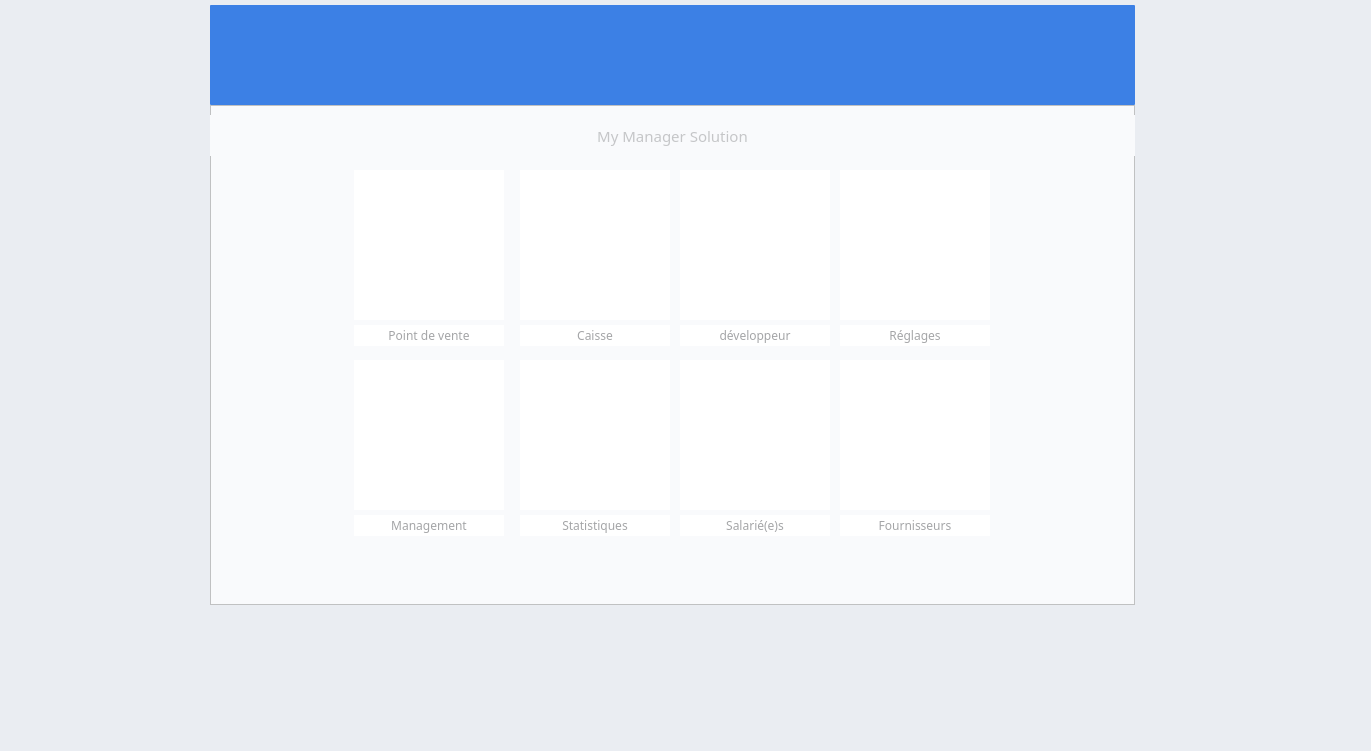
Before: the Qt Designer form DESIGN/WIDGETS/HomeWidget.ui in indigene-way/ERP_business_Manager, drawn with Qt 5.
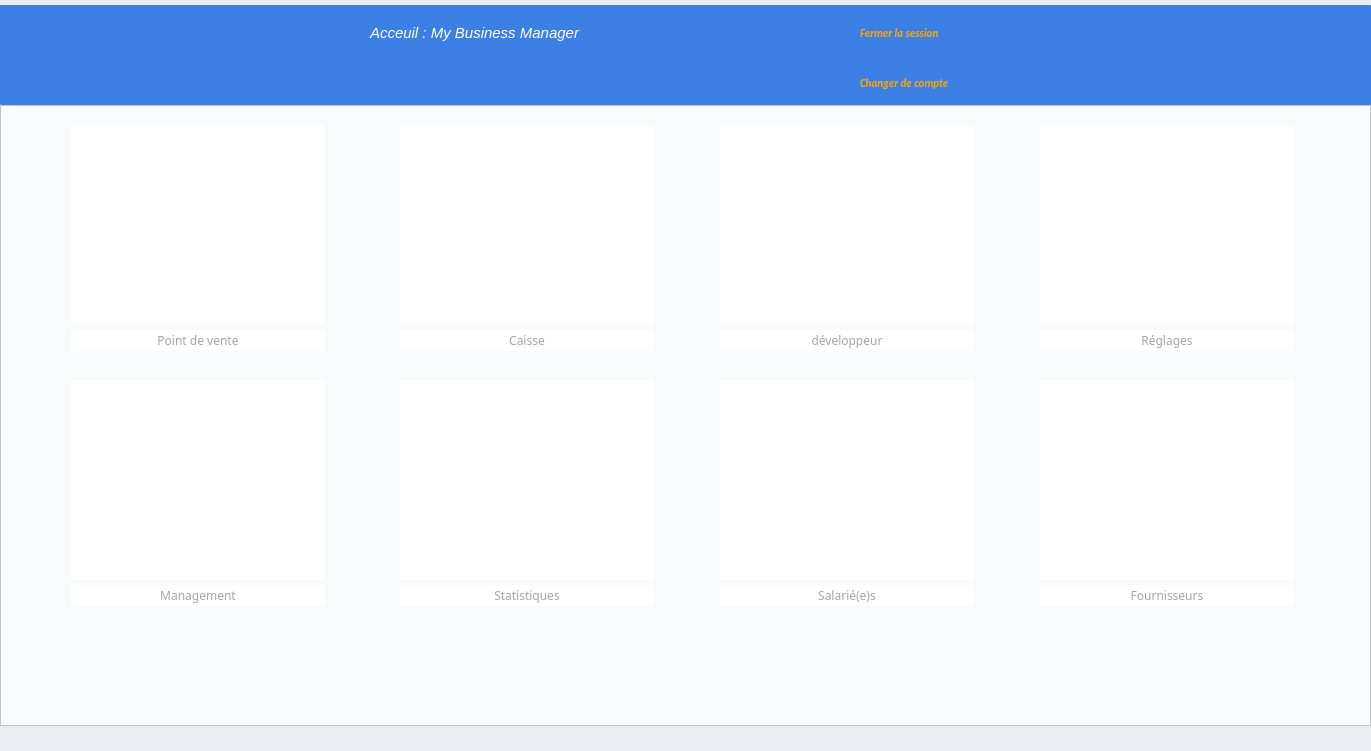
After: the same form once the commit is applied. Icons and pictures are not drawn.

Patch:
```diff
--- a/DESIGN/WIDGETS/HomeWidget.ui
+++ b/DESIGN/WIDGETS/HomeWidget.ui
@@ -192,10 +192,10 @@
    <widget class="QFrame" name="frame">
     <property name="geometry">
      <rect>
-      <x>210</x>
+      <x>0</x>
       <y>125</y>
-      <width>925</width>
-      <height>500</height>
+      <width>1371</width>
+      <height>621</height>
      </rect>
     </property>
     <property name="styleSheet">
@@ -210,10 +210,10 @@
     <widget class="QPushButton" name="feature_3">
      <property name="geometry">
       <rect>
-       <x>470</x>
-       <y>65</y>
-       <width>150</width>
-       <height>150</height>
+       <x>720</x>
+       <y>20</y>
+       <width>254</width>
+       <height>200</height>
       </rect>
      </property>
      <property name="sizePolicy">
@@ -259,8 +259,8 @@
      </property>
      <property name="iconSize">
       <size>
-       <width>72</width>
-       <height>72</height>
+       <width>150</width>
+       <height>150</height>
       </size>
      </property>
      <property name="shortcut">
@@ -270,10 +270,10 @@
     <widget class="QPushButton" name="feature_2">
      <property name="geometry">
       <rect>
-       <x>310</x>
-       <y>65</y>
-       <width>150</width>
-       <height>150</height>
+       <x>400</x>
+       <y>20</y>
+       <width>254</width>
+       <height>200</height>
       </rect>
      </property>
      <property name="sizePolicy">
@@ -319,8 +319,8 @@
      </property>
      <property name="iconSize">
       <size>
-       <width>72</width>
-       <height>72</height>
+       <width>150</width>
+       <height>150</height>
       </size>
      </property>
      <property name="shortcut">
@@ -330,10 +330,10 @@
     <widget class="QPushButton" name="feature_1">
      <property name="geometry">
       <rect>
-       <x>144</x>
-       <y>65</y>
-       <width>150</width>
-       <height>150</height>
+       <x>71</x>
+       <y>20</y>
+       <width>254</width>
+       <height>200</height>
       </rect>
      </property>
      <property name="sizePolicy">
@@ -379,18 +379,18 @@
      </property>
      <property name="iconSize">
       <size>
-       <width>72</width>
-       <height>72</height>
+       <width>150</width>
+       <height>150</height>
       </size>
      </property>
     </widget>
     <widget class="QPushButton" name="feature_4">
      <property name="geometry">
       <rect>
-       <x>630</x>
-       <y>65</y>
-       <width>150</width>
-       <height>150</height>
+       <x>1040</x>
+       <y>20</y>
+       <width>254</width>
+       <height>200</height>
       </rect>
      </property>
      <property name="sizePolicy">
@@ -436,17 +436,17 @@
      </property>
      <property name="iconSize">
       <size>
-       <width>72</width>
-       <height>72</height>
+       <width>150</width>
+       <height>150</height>
       </size>
      </property>
     </widget>
     <widget class="QLabel" name="title_3">
      <property name="geometry">
       <rect>
-       <x>310</x>
-       <y>220</y>
-       <width>150</width>
+       <x>400</x>
+       <y>225</y>
+       <width>254</width>
        <height>21</height>
       </rect>
      </property>
@@ -471,9 +471,9 @@
     <widget class="QLabel" name="title_1">
      <property name="geometry">
       <rect>
-       <x>144</x>
-       <y>220</y>
-       <width>150</width>
+       <x>71</x>
+       <y>225</y>
+       <width>254</width>
        <height>21</height>
       </rect>
      </property>
@@ -498,9 +498,9 @@
     <widget class="QLabel" name="title_2">
      <property name="geometry">
       <rect>
-       <x>630</x>
-       <y>220</y>
-       <width>150</width>
+       <x>1040</x>
+       <y>225</y>
+       <width>254</width>
        <height>21</height>
       </rect>
      </property>
@@ -525,9 +525,9 @@
     <widget class="QLabel" name="title_4">
      <property name="geometry">
       <rect>
-       <x>470</x>
-       <y>220</y>
-       <width>150</width>
+       <x>720</x>
+       <y>225</y>
+       <width>254</width>
        <height>21</height>
       </rect>
      </property>
@@ -549,39 +549,12 @@
       <set>Qt::AlignCenter</set>
      </property>
     </widget>
-    <widget class="QLabel" name="title_21">
-     <property name="geometry">
-      <rect>
-       <x>0</x>
-       <y>10</y>
-       <width>925</width>
-       <height>41</height>
-      </rect>
-     </property>
-     <property name="font">
-      <font>
-       <family>Segoe UI Semibold</family>
-       <pointsize>11</pointsize>
-       <weight>50</weight>
-       <bold>false</bold>
-      </font>
-     </property>
-     <property name="styleSheet">
-      <string notr="true">background:#f9fafc;color:#c5c6c8;</string>
-     </property>
-     <property name="text">
-      <string>My Manager Solution</string>
-     </property>
-     <property name="alignment">
-      <set>Qt::AlignCenter</set>
-     </property>
-    </widget>
     <widget class="QLabel" name="title_5">
      <property name="geometry">
       <rect>
-       <x>144</x>
-       <y>410</y>
-       <width>150</width>
+       <x>71</x>
+       <y>480</y>
+       <width>254</width>
        <height>21</height>
       </rect>
      </property>
@@ -606,10 +579,10 @@
     <widget class="QPushButton" name="feature_5">
      <property name="geometry">
       <rect>
-       <x>144</x>
-       <y>255</y>
-       <width>150</width>
-       <height>150</height>
+       <x>71</x>
+       <y>275</y>
+       <width>254</width>
+       <height>200</height>
       </rect>
      </property>
      <property name="sizePolicy">
@@ -655,18 +628,18 @@
      </property>
      <property name="iconSize">
       <size>
-       <width>72</width>
-       <height>72</height>
+       <width>150</width>
+       <height>150</height>
       </size>
      </property>
     </widget>
     <widget class="QPushButton" name="feature_8">
      <property name="geometry">
       <rect>
-       <x>630</x>
-       <y>255</y>
-       <width>150</width>
-       <height>150</height>
+       <x>1040</x>
+       <y>275</y>
+       <width>254</width>
+       <height>200</height>
       </rect>
      </property>
      <property name="sizePolicy">
@@ -712,17 +685,17 @@
      </property>
      <property name="iconSize">
       <size>
-       <width>72</width>
-       <height>72</height>
+       <width>150</width>
+       <height>150</height>
       </size>
      </property>
     </widget>
     <widget class="QLabel" name="title_8">
      <property name="geometry">
       <rect>
-       <x>630</x>
-       <y>410</y>
-       <width>150</width>
+       <x>1040</x>
+       <y>480</y>
+       <width>254</width>
        <height>21</height>
       </rect>
      </property>
@@ -747,10 +720,10 @@
     <widget class="QPushButton" name="feature_6">
      <property name="geometry">
       <rect>
-       <x>310</x>
-       <y>255</y>
-       <width>150</width>
-       <height>150</height>
+       <x>400</x>
+       <y>275</y>
+       <width>254</width>
+       <height>200</height>
       </rect>
      </property>
      <property name="sizePolicy">
@@ -796,8 +769,8 @@
      </property>
      <property name="iconSize">
       <size>
-       <width>72</width>
-       <height>72</height>
+       <width>150</width>
+       <height>150</height>
       </size>
      </property>
      <property name="shortcut">
@@ -807,9 +780,9 @@
     <widget class="QLabel" name="title_6">
      <property name="geometry">
       <rect>
-       <x>310</x>
-       <y>410</y>
-       <width>150</width>
+       <x>400</x>
+       <y>480</y>
+       <width>254</width>
        <height>21</height>
       </rect>
      </property>
@@ -834,9 +807,9 @@
     <widget class="QLabel" name="title_7">
      <property name="geometry">
       <rect>
-       <x>470</x>
-       <y>410</y>
-       <width>150</width>
+       <x>720</x>
+       <y>480</y>
+       <width>254</width>
        <height>21</height>
       </rect>
      </property>
@@ -861,10 +834,10 @@
     <widget class="QPushButton" name="feature_7">
      <property name="geometry">
       <rect>
-       <x>470</x>
-       <y>255</y>
-       <width>150</width>
-       <height>150</height>
+       <x>720</x>
+       <y>275</y>
+       <width>254</width>
+       <height>200</height>
       </rect>
      </property>
      <property name="sizePolicy">
@@ -910,8 +883,8 @@
      </property>
      <property name="iconSize">
       <size>
-       <width>72</width>
-       <height>72</height>
+       <width>150</width>
+       <height>150</height>
       </size>
      </property>
      <property name="shortcut">
@@ -922,9 +895,9 @@
    <widget class="QFrame" name="frame_12">
     <property name="geometry">
      <rect>
-      <x>210</x>
+      <x>0</x>
       <y>25</y>
-      <width>925</width>
+      <width>1371</width>
       <height>100</height>
      </rect>
     </property>
@@ -942,31 +915,230 @@
     <property name="frameShadow">
      <enum>QFrame::Raised</enum>
     </property>
-    <widget class="QLabel" name="title_24">
+    <widget class="QPushButton" name="disconnect">
      <property name="geometry">
       <rect>
-       <x>0</x>
-       <y>40</y>
-       <width>925</width>
+       <x>850</x>
+       <y>60</y>
+       <width>141</width>
+       <height>35</height>
+      </rect>
+     </property>
+     <property name="sizePolicy">
+      <sizepolicy hsizetype="Minimum" vsizetype="Maximum">
+       <horstretch>0</horstretch>
+       <verstretch>0</verstretch>
+      </sizepolicy>
+     </property>
+     <property name="font">
+      <font>
+       <family>Calibri</family>
+       <pointsize>8</pointsize>
+       <weight>75</weight>
+       <italic>true</italic>
+       <bold>true</bold>
+       <underline>false</underline>
+       <kerning>true</kerning>
+      </font>
+     </property>
+     <property name="cursor">
+      <cursorShape>PointingHandCursor</cursorShape>
+     </property>
+     <property name="toolTip">
+      <string>Changer de compte</string>
+     </property>
+     <property name="statusTip">
+      <string/>
+     </property>
+     <property name="autoFillBackground">
+      <bool>false</bool>
+     </property>
+     <property name="styleSheet">
+      <string notr="true">QPushButton{background-color:#3c80e5; color : orange; border: 0px solid #000028 ;  text-align:left; padding-left:10px;}
+QPushButton:hover{background-color:#3c80e5;color:white;border: 0px solid #ecf0f5}
+QPushButton:focus{color:#00ea00}</string>
+     </property>
+     <property name="text">
+      <string>Changer de compte</string>
+     </property>
+     <property name="icon">
+      <iconset>
+       <normaloff>../../IMAGES/Icons/disconnect.png</normaloff>../../IMAGES/Icons/disconnect.png</iconset>
+     </property>
+     <property name="iconSize">
+      <size>
+       <width>21</width>
        <height>21</height>
+      </size>
+     </property>
+    </widget>
+    <widget class="QPushButton" name="who_2">
+     <property name="geometry">
+      <rect>
+       <x>360</x>
+       <y>10</y>
+       <width>251</width>
+       <height>35</height>
       </rect>
      </property>
+     <property name="sizePolicy">
+      <sizepolicy hsizetype="Minimum" vsizetype="Maximum">
+       <horstretch>0</horstretch>
+       <verstretch>0</verstretch>
+      </sizepolicy>
+     </property>
      <property name="font">
       <font>
-       <family>Rockwell</family>
-       <pointsize>9</pointsize>
+       <family>Segoe UI Historic</family>
+       <pointsize>11</pointsize>
        <weight>50</weight>
+       <italic>true</italic>
        <bold>false</bold>
+       <underline>false</underline>
+       <kerning>false</kerning>
       </font>
      </property>
+     <property name="cursor">
+      <cursorShape>ArrowCursor</cursorShape>
+     </property>
+     <property name="toolTip">
+      <string>Valider</string>
+     </property>
+     <property name="statusTip">
+      <string/>
+     </property>
+     <property name="autoFillBackground">
+      <bool>false</bool>
+     </property>
      <property name="styleSheet">
-      <string notr="true">background:#3c80e5;</string>
+      <string notr="true">QPushButton{background-color:#3c80e5; color : white; border: 0px solid #000028 ;  text-align:left; padding-left:10px;}
+</string>
      </property>
      <property name="text">
+      <string>Acceuil : My Business Manager</string>
+     </property>
+     <property name="icon">
+      <iconset>
+       <normaloff>../../IMAGES/Icons/index.png</normaloff>../../IMAGES/Icons/index.png</iconset>
+     </property>
+     <property name="iconSize">
+      <size>
+       <width>21</width>
+       <height>21</height>
+      </size>
+     </property>
+    </widget>
+    <widget class="QPushButton" name="who">
+     <property name="geometry">
+      <rect>
+       <x>360</x>
+       <y>50</y>
+       <width>251</width>
+       <height>35</height>
+      </rect>
+     </property>
+     <property name="sizePolicy">
+      <sizepolicy hsizetype="Minimum" vsizetype="Maximum">
+       <horstretch>0</horstretch>
+       <verstretch>0</verstretch>
+      </sizepolicy>
+     </property>
+     <property name="font">
+      <font>
+       <family>Calibri</family>
+       <pointsize>8</pointsize>
+       <weight>75</weight>
+       <italic>true</italic>
+       <bold>true</bold>
+       <underline>false</underline>
+       <kerning>true</kerning>
+      </font>
+     </property>
+     <property name="cursor">
+      <cursorShape>ArrowCursor</cursorShape>
+     </property>
+     <property name="toolTip">
+      <string>Valider</string>
+     </property>
+     <property name="statusTip">
       <string/>
      </property>
-     <property name="alignment">
-      <set>Qt::AlignCenter</set>
+     <property name="autoFillBackground">
+      <bool>false</bool>
+     </property>
+     <property name="styleSheet">
+      <string notr="true">QPushButton{background-color:#3c80e5; color : white; border: 0px solid #000028 ;  text-align:left; padding-left:10px;}
+</string>
+     </property>
+     <property name="text">
+      <string/>
+     </property>
+     <property name="icon">
+      <iconset>
+       <normaloff>../../IMAGES/Icons/user.png</normaloff>../../IMAGES/Icons/user.png</iconset>
+     </property>
+     <property name="iconSize">
+      <size>
+       <width>21</width>
+       <height>21</height>
+      </size>
+     </property>
+    </widget>
+    <widget class="QPushButton" name="powerOff">
+     <property name="geometry">
+      <rect>
+       <x>850</x>
+       <y>10</y>
+       <width>141</width>
+       <height>35</height>
+      </rect>
+     </property>
+     <property name="sizePolicy">
+      <sizepolicy hsizetype="Minimum" vsizetype="Maximum">
+       <horstretch>0</horstretch>
+       <verstretch>0</verstretch>
+      </sizepolicy>
+     </property>
+     <property name="font">
+      <font>
+       <family>Calibri</family>
+       <pointsize>8</pointsize>
+       <weight>75</weight>
+       <italic>true</italic>
+       <bold>true</bold>
+       <underline>false</underline>
+       <kerning>true</kerning>
+      </font>
+     </property>
+     <property name="cursor">
+      <cursorShape>PointingHandCursor</cursorShape>
+     </property>
+     <property name="toolTip">
+      <string>Changer de compte</string>
+     </property>
+     <property name="statusTip">
+      <string/>
+     </property>
+     <property name="autoFillBackground">
+      <bool>false</bool>
+     </property>
+     <property name="styleSheet">
+      <string notr="true">QPushButton{background-color:#3c80e5; color : orange; border: 0px solid #000028 ;  text-align:left; padding-left:10px;}
+QPushButton:hover{background-color:#3c80e5;color:white;border: 0px solid #ecf0f5}
+QPushButton:focus{color:#00ea00}</string>
+     </property>
+     <property name="text">
+      <string>Fermer la session</string>
+     </property>
+     <property name="icon">
+      <iconset>
+       <normaloff>../../IMAGES/Icons/off.png</normaloff>../../IMAGES/Icons/off.png</iconset>
+     </property>
+     <property name="iconSize">
+      <size>
+       <width>21</width>
+       <height>21</height>
+      </size>
      </property>
     </widget>
    </widget>
```
Left out of the diff: 10 changed lines with no effect on the pictures.
